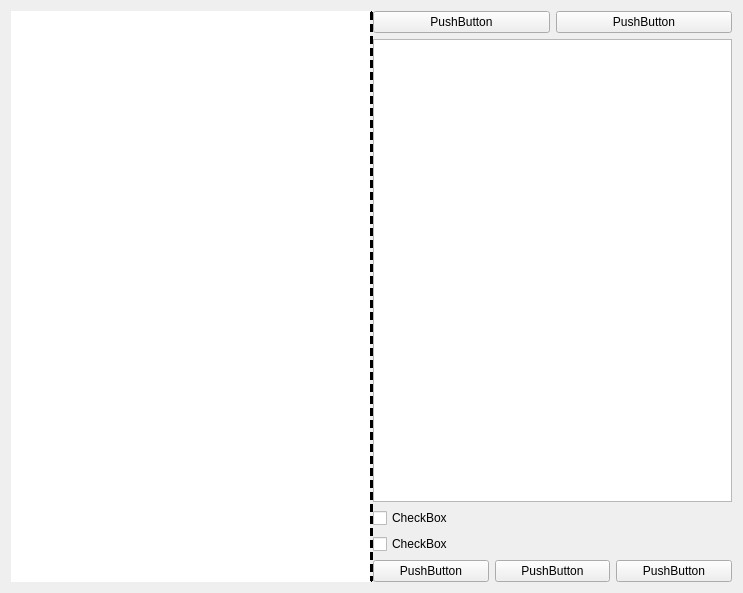
Qt form qtdesigner/test.ui (seounghun-chung/PyTestToolPlatform) before a commit.
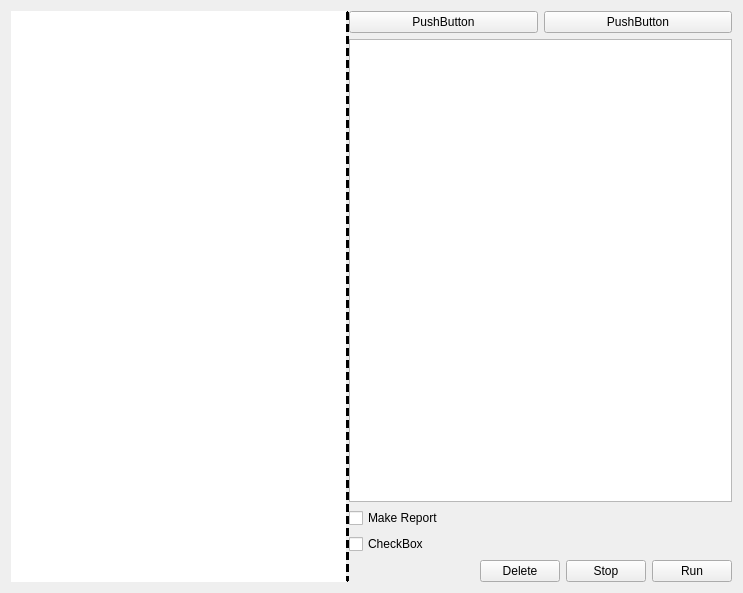
The same form after that commit.

Commit message: [PyTestToolPlatform] Add configurator for unittest [desc]   - Add HTMLTestRunner configuration

```diff
--- a/qtdesigner/test.ui
+++ b/qtdesigner/test.ui
@@ -102,7 +102,7 @@
          <item>
           <widget class="QCheckBox" name="checkBox">
            <property name="text">
-            <string>CheckBox</string>
+            <string>Make Report</string>
            </property>
           </widget>
          </item>
@@ -116,23 +116,36 @@
          <item>
           <layout class="QHBoxLayout" name="horizontalLayout">
            <item>
-            <widget class="QPushButton" name="pushButton_4">
+            <spacer name="horizontalSpacer">
+             <property name="orientation">
+              <enum>Qt::Horizontal</enum>
+             </property>
+             <property name="sizeHint" stdset="0">
+              <size>
+               <width>40</width>
+               <height>20</height>
+              </size>
+             </property>
+            </spacer>
+           </item>
+           <item>
+            <widget class="QPushButton" name="btnDel">
              <property name="text">
-              <string>PushButton</string>
+              <string>Delete</string>
              </property>
             </widget>
            </item>
            <item>
             <widget class="QPushButton" name="pushButton_5">
              <property name="text">
-              <string>PushButton</string>
+              <string>Stop</string>
              </property>
             </widget>
            </item>
            <item>
             <widget class="QPushButton" name="pushButton_3">
              <property name="text">
-              <string>PushButton</string>
+              <string>Run</string>
              </property>
             </widget>
            </item>
```
Left out of the diff: 4 changed lines with no effect on the pictures. The commit also changes 4 other files.
